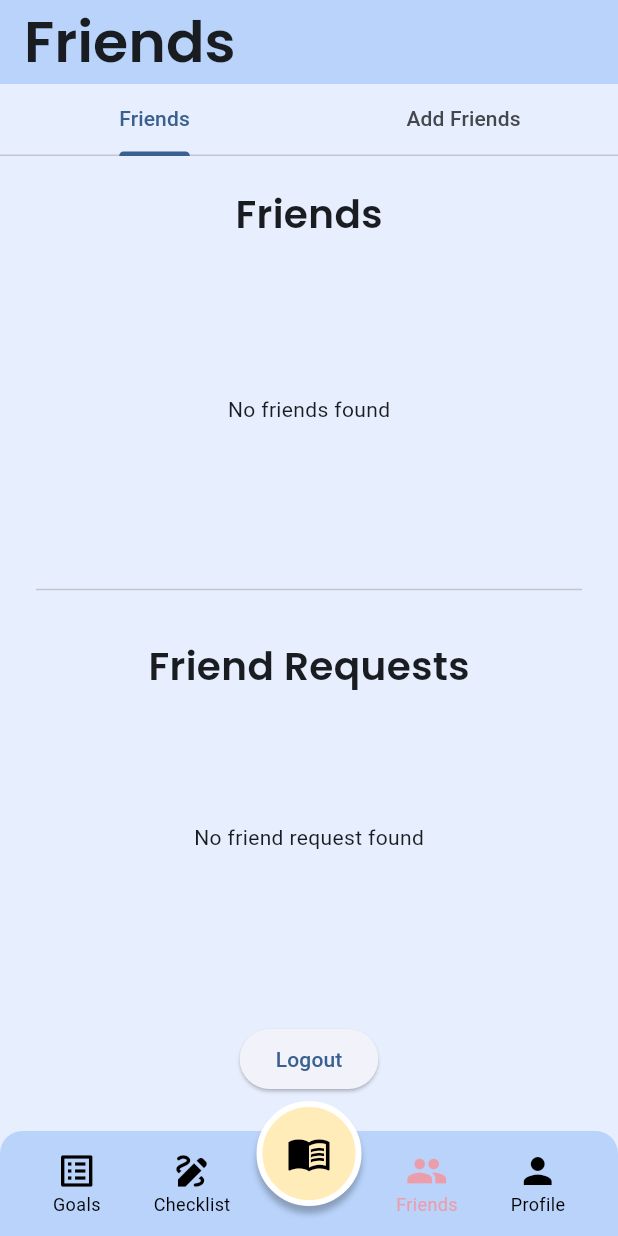
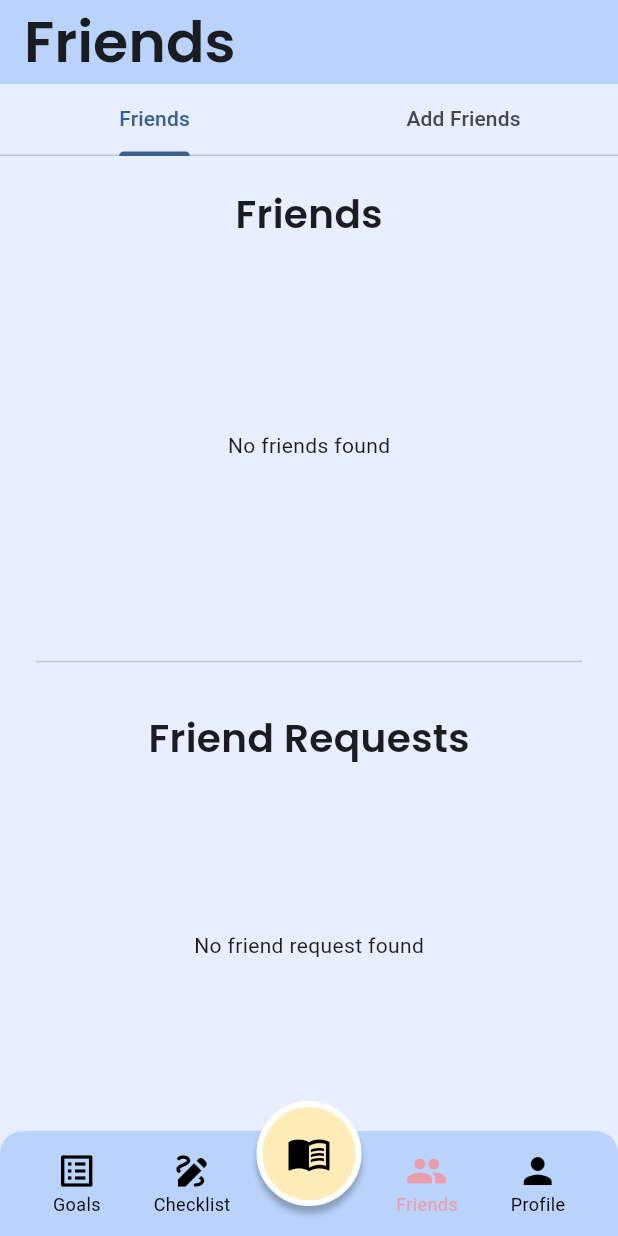
Before and after one commit to junnyi0301/caching, a Flutter app: the screen it shows once a user with an empty profile is signed in, item 4 of the bottom bar chosen, on a phone screen of 412 x 824 dp. Run offline on Flutter 3.47's test engine with Material 3 defaults, Android fonts, the phone set to English and light mode, and no system bars; our stand-ins replace cloud_firestore, firebase_auth, firebase_core, fl_chart, flutter_local_notifications, google_fonts and 4 more; accounts and stored records are empty.

```diff
--- a/lib/chat/views/friends.dart
+++ b/lib/chat/views/friends.dart
@@ -131,9 +131,6 @@ class _FriendsPageState extends State<FriendsPage> {
               )
             ]),
           ),
-          Container(
-              margin: EdgeInsets.symmetric(vertical: 24),
-              child: ElevatedButton(onPressed: logout, child: Text("Logout")))
         ]),
       ),
     );
--- a/pubspec.yaml
+++ b/pubspec.yaml
@@ -79,6 +79,8 @@ flutter:
   #   - images/a_dot_ham.jpeg
   assets:
     - assets/images/blank_image.jpg
+    - assets/images/close_reminder.png
+    - assets/images/open_reminder.png
     - assets/images/logo.png
     - assets/images/grab.png
     - assets/images/
```
Also changed, not shown: assets/images/blank_image.jpg (added).
